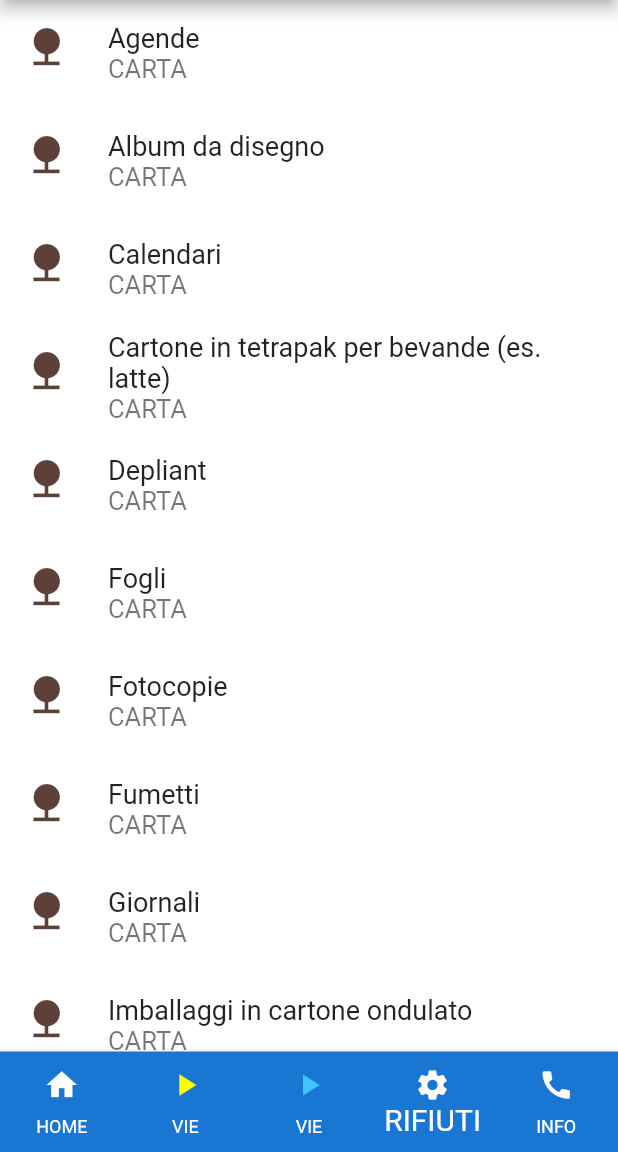
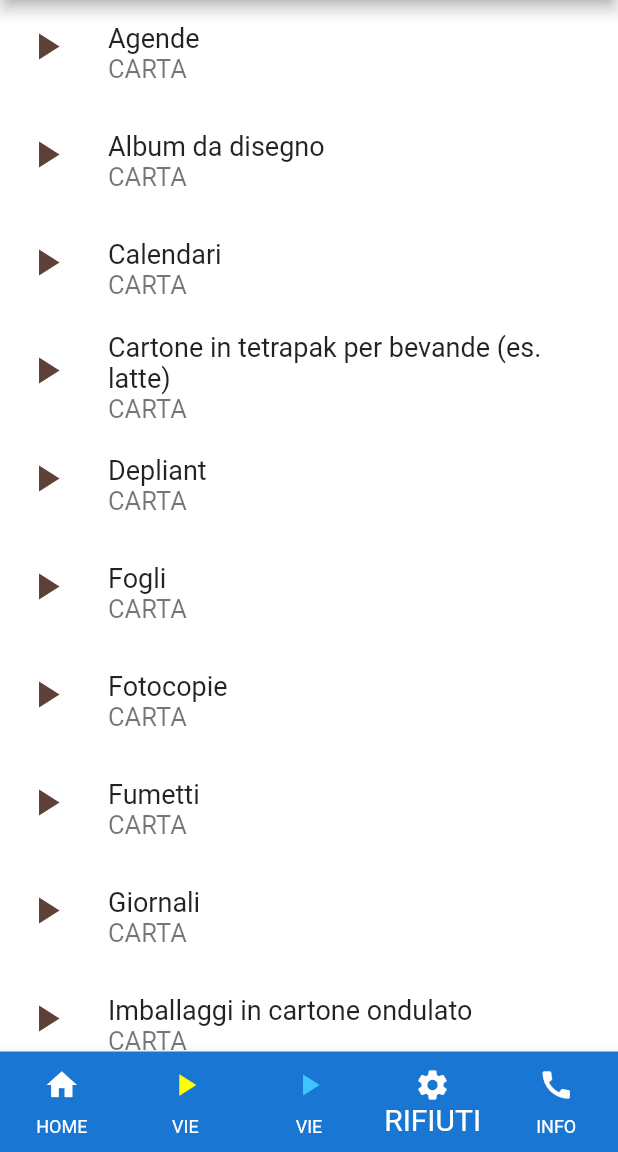
Before and after one commit to FabiodzDev/sa-passa-doman, a Flutter app: the screen it shows after launch, item 4 of the bottom bar chosen, on a phone screen of 412 x 824 dp, the part 84-1236 px from its top. Run offline on Flutter 3.47's test engine with Material 2 defaults, Android fonts, the phone set to English and light mode, and no system bars; our stand-ins replace splashscreen.

Commit message:
hello world

```diff
--- a/lib/rifiuti.dart
+++ b/lib/rifiuti.dart
@@ -89,7 +89,42 @@ class ElencoRifiuti {
     generaElencoRifiuti(descrizioneRifiuto: 'Vaschette in polistirolo', tipoRifiuto: nomeRifiuto.ilnomerifiuto(tipoRifiuto: tipoRifiuti.plastica)),
     generaElencoRifiuti(descrizioneRifiuto: 'Vasetti di yogurt in plastica ', tipoRifiuto: nomeRifiuto.ilnomerifiuto(tipoRifiuto: tipoRifiuti.plastica)),
 
-
+    generaElencoRifiuti(descrizioneRifiuto: 'Accendini', tipoRifiuto: nomeRifiuto.ilnomerifiuto(tipoRifiuto: tipoRifiuti.secco)),
+    generaElencoRifiuti(descrizioneRifiuto: 'Astucci', tipoRifiuto: nomeRifiuto.ilnomerifiuto(tipoRifiuto: tipoRifiuti.secco)),
+    generaElencoRifiuti(descrizioneRifiuto: 'Bacinelle', tipoRifiuto: nomeRifiuto.ilnomerifiuto(tipoRifiuto: tipoRifiuti.secco)),
+    generaElencoRifiuti(descrizioneRifiuto: 'Calze in nylon', tipoRifiuto: nomeRifiuto.ilnomerifiuto(tipoRifiuto: tipoRifiuti.secco)),
+    generaElencoRifiuti(descrizioneRifiuto: 'Cancelleria', tipoRifiuto: nomeRifiuto.ilnomerifiuto(tipoRifiuto: tipoRifiuti.secco)),
+    generaElencoRifiuti(descrizioneRifiuto: 'Carta oleata per alimenti', tipoRifiuto: nomeRifiuto.ilnomerifiuto(tipoRifiuto: tipoRifiuti.secco)),
+    generaElencoRifiuti(descrizioneRifiuto: 'Carta plastificata', tipoRifiuto: nomeRifiuto.ilnomerifiuto(tipoRifiuto: tipoRifiuti.secco)),
+    generaElencoRifiuti(descrizioneRifiuto: 'Carta sporca da solventi', tipoRifiuto: nomeRifiuto.ilnomerifiuto(tipoRifiuto: tipoRifiuti.secco)),
+    generaElencoRifiuti(descrizioneRifiuto: 'Carta sporca da vernici', tipoRifiuto: nomeRifiuto.ilnomerifiuto(tipoRifiuto: tipoRifiuti.secco)),
+    generaElencoRifiuti(descrizioneRifiuto: 'Cartelle', tipoRifiuto: nomeRifiuto.ilnomerifiuto(tipoRifiuto: tipoRifiuti.secco)),
+    generaElencoRifiuti(descrizioneRifiuto: 'CD, cassette musicali, videocassette e floppy', tipoRifiuto: nomeRifiuto.ilnomerifiuto(tipoRifiuto: tipoRifiuti.secco)),
+    generaElencoRifiuti(descrizioneRifiuto: 'Cosmetici', tipoRifiuto: nomeRifiuto.ilnomerifiuto(tipoRifiuto: tipoRifiuti.secco)),
+    generaElencoRifiuti(descrizioneRifiuto: 'Cotton Fioc', tipoRifiuto: nomeRifiuto.ilnomerifiuto(tipoRifiuto: tipoRifiuti.secco)),
+    generaElencoRifiuti(descrizioneRifiuto: 'Cover telefonini', tipoRifiuto: nomeRifiuto.ilnomerifiuto(tipoRifiuto: tipoRifiuti.secco)),
+    generaElencoRifiuti(descrizioneRifiuto: 'Giocattoli', tipoRifiuto: nomeRifiuto.ilnomerifiuto(tipoRifiuto: tipoRifiuti.secco)),
+    generaElencoRifiuti(descrizioneRifiuto: 'Guarnizioni uso familiare', tipoRifiuto: nomeRifiuto.ilnomerifiuto(tipoRifiuto: tipoRifiuti.secco)),
+    generaElencoRifiuti(descrizioneRifiuto: 'Lamette usa e getta', tipoRifiuto: nomeRifiuto.ilnomerifiuto(tipoRifiuto: tipoRifiuti.secco)),
+    generaElencoRifiuti(descrizioneRifiuto: 'Lastre RX', tipoRifiuto: nomeRifiuto.ilnomerifiuto(tipoRifiuto: tipoRifiuti.secco)),
+    generaElencoRifiuti(descrizioneRifiuto: 'Mozziconi di sigaretta', tipoRifiuto: nomeRifiuto.ilnomerifiuto(tipoRifiuto: tipoRifiuti.secco)),
+    generaElencoRifiuti(descrizioneRifiuto: 'Nastri adesivi', tipoRifiuto: nomeRifiuto.ilnomerifiuto(tipoRifiuto: tipoRifiuti.secco)),
+    generaElencoRifiuti(descrizioneRifiuto: 'Oggetti multimateriali', tipoRifiuto: nomeRifiuto.ilnomerifiuto(tipoRifiuto: tipoRifiuti.secco)),
+    generaElencoRifiuti(descrizioneRifiuto: 'Negativi di fotografie', tipoRifiuto: nomeRifiuto.ilnomerifiuto(tipoRifiuto: tipoRifiuti.secco)),
+    generaElencoRifiuti(descrizioneRifiuto: 'Pagliette abrasive', tipoRifiuto: nomeRifiuto.ilnomerifiuto(tipoRifiuto: tipoRifiuti.secco)),
+    generaElencoRifiuti(descrizioneRifiuto: 'Pannolini', tipoRifiuto: nomeRifiuto.ilnomerifiuto(tipoRifiuto: tipoRifiuti.secco)),
+    generaElencoRifiuti(descrizioneRifiuto: 'Pennarelli consumati', tipoRifiuto: nomeRifiuto.ilnomerifiuto(tipoRifiuto: tipoRifiuti.secco)),
+    generaElencoRifiuti(descrizioneRifiuto: 'Penne', tipoRifiuto: nomeRifiuto.ilnomerifiuto(tipoRifiuto: tipoRifiuti.secco)),
+    generaElencoRifiuti(descrizioneRifiuto: 'Polvere da aspirapolvere', tipoRifiuto: nomeRifiuto.ilnomerifiuto(tipoRifiuto: tipoRifiuti.secco)),
+    generaElencoRifiuti(descrizioneRifiuto: 'Posate in plastica', tipoRifiuto: nomeRifiuto.ilnomerifiuto(tipoRifiuto: tipoRifiuti.secco)),
+    generaElencoRifiuti(descrizioneRifiuto: 'Scarpe', tipoRifiuto: nomeRifiuto.ilnomerifiuto(tipoRifiuto: tipoRifiuti.secco)),
+    generaElencoRifiuti(descrizioneRifiuto: 'Secchi', tipoRifiuto: nomeRifiuto.ilnomerifiuto(tipoRifiuto: tipoRifiuti.secco)),
+    generaElencoRifiuti(descrizioneRifiuto: 'Stracci', tipoRifiuto: nomeRifiuto.ilnomerifiuto(tipoRifiuto: tipoRifiuti.secco)),
+    generaElencoRifiuti(descrizioneRifiuto: 'Spazzole', tipoRifiuto: nomeRifiuto.ilnomerifiuto(tipoRifiuto: tipoRifiuti.secco)),
+    generaElencoRifiuti(descrizioneRifiuto: 'Spazzolini da denti', tipoRifiuto: nomeRifiuto.ilnomerifiuto(tipoRifiuto: tipoRifiuti.secco)),
+    generaElencoRifiuti(descrizioneRifiuto: 'Spugne', tipoRifiuto: nomeRifiuto.ilnomerifiuto(tipoRifiuto: tipoRifiuti.secco)),
+    generaElencoRifiuti(descrizioneRifiuto: 'Stoviglie rotte', tipoRifiuto: nomeRifiuto.ilnomerifiuto(tipoRifiuto: tipoRifiuti.secco)),
+    generaElencoRifiuti(descrizioneRifiuto: 'Tubetti di colla', tipoRifiuto: nomeRifiuto.ilnomerifiuto(tipoRifiuto: tipoRifiuti.secco)),
 
 
   ];
@@ -105,14 +140,22 @@ class ElencoRifiuti {
       Color coloreIcona = Colors.blue[200];
 
       if (tuttiIRifiuti[i].tipoRifiuto == nomeRifiuto.ilnomerifiuto(tipoRifiuto: tipoRifiuti.carta) ) {
-        icona = Icons.nature;
+        icona = Icons.play_arrow;
         coloreIcona = Colors.brown.shade700;
       }
 
       if (tuttiIRifiuti[i].tipoRifiuto == nomeRifiuto.ilnomerifiuto(tipoRifiuto: tipoRifiuti.plastica) ) {
-        icona = Icons.adjust;
-        coloreIcona = Colors.blueGrey.shade700;
+        icona = Icons.play_arrow;
+        coloreIcona = Colors.deepOrange.shade700;
       }
+
+      if (tuttiIRifiuti[i].tipoRifiuto == nomeRifiuto.ilnomerifiuto(tipoRifiuto: tipoRifiuti.secco)) {
+        icona = Icons.play_arrow;
+        coloreIcona = Colors.black;
+
+
+      }
+
 
       elenco.add(
         Container(
```
